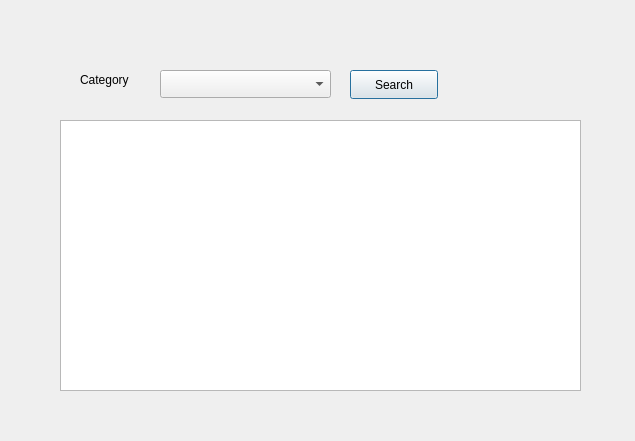
Above: select_s3.ui from QjaYo/Database_MiniProject before the change. Below: the same form after it.
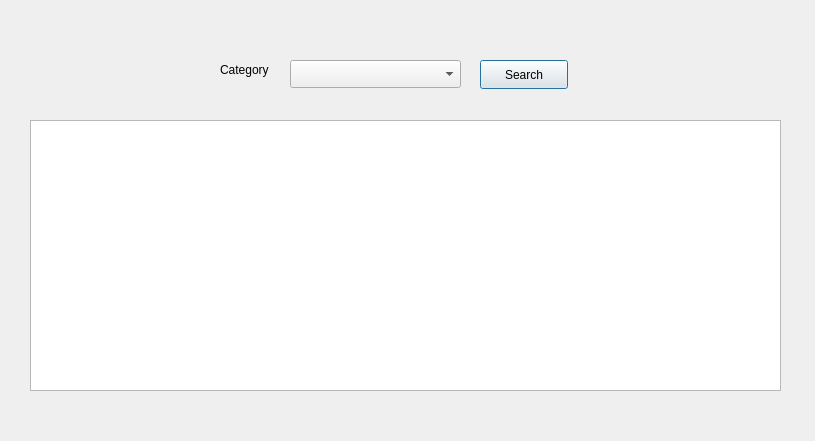
That is the form after the change.

```diff
--- a/select_s3.ui
+++ b/select_s3.ui
@@ -6,7 +6,7 @@
    <rect>
     <x>0</x>
     <y>0</y>
-    <width>635</width>
+    <width>815</width>
     <height>441</height>
    </rect>
   </property>
@@ -16,8 +16,8 @@
   <widget class="QComboBox" name="comboBox">
    <property name="geometry">
     <rect>
-     <x>160</x>
-     <y>70</y>
+     <x>290</x>
+     <y>60</y>
      <width>171</width>
      <height>28</height>
     </rect>
@@ -26,8 +26,8 @@
   <widget class="QLabel" name="label">
    <property name="geometry">
     <rect>
-     <x>80</x>
-     <y>70</y>
+     <x>220</x>
+     <y>60</y>
      <width>62</width>
      <height>20</height>
     </rect>
@@ -39,8 +39,8 @@
   <widget class="QPushButton" name="btn_search">
    <property name="geometry">
     <rect>
-     <x>350</x>
-     <y>70</y>
+     <x>480</x>
+     <y>60</y>
      <width>88</width>
      <height>29</height>
     </rect>
@@ -52,9 +52,9 @@
   <widget class="QTableWidget" name="tableWidget">
    <property name="geometry">
     <rect>
-     <x>60</x>
+     <x>30</x>
      <y>120</y>
-     <width>521</width>
+     <width>751</width>
      <height>271</height>
     </rect>
    </property>
```
